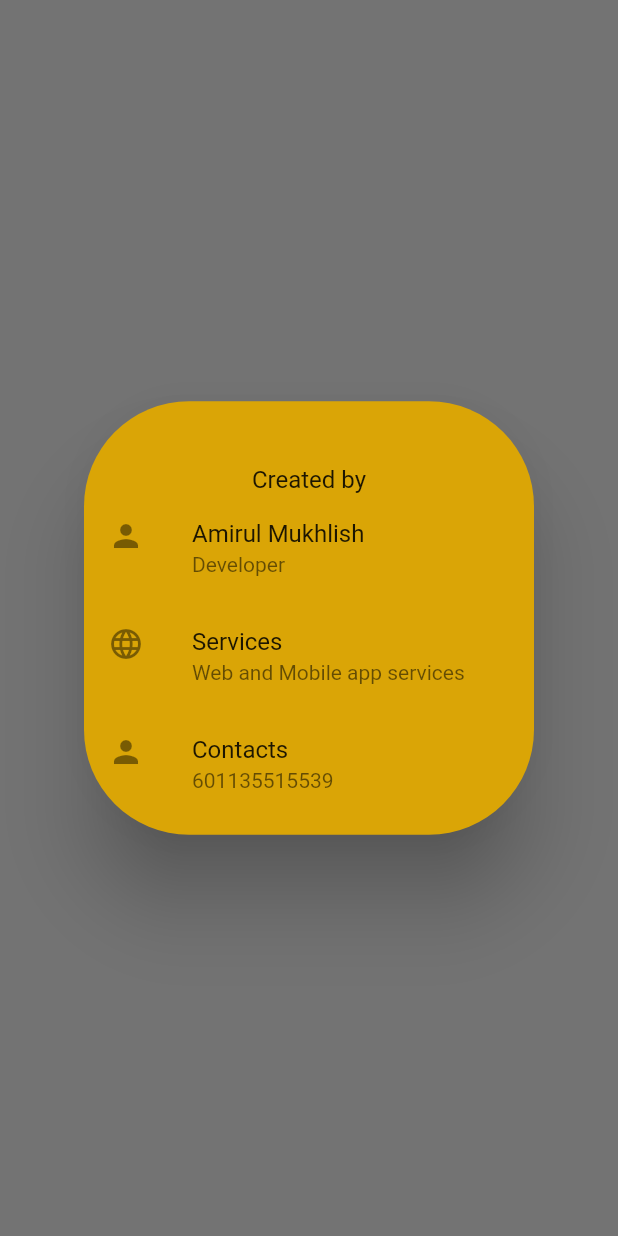
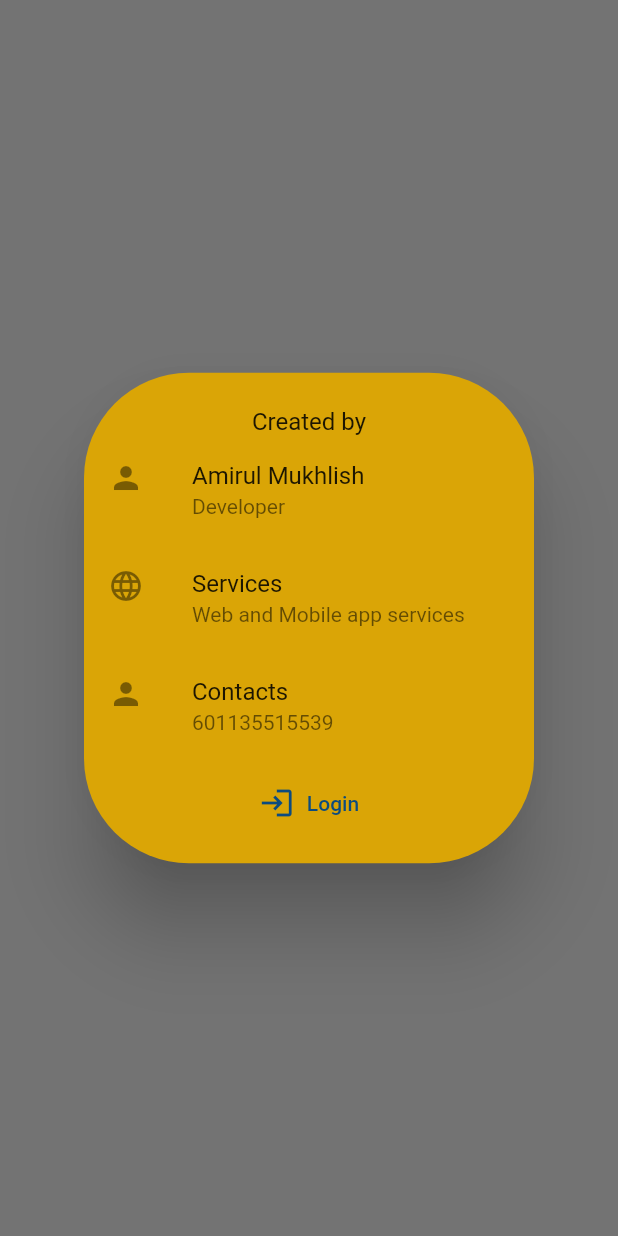
Before and after one commit to mukhlish95/wedding_card, a Flutter app: the InfoDialog widget shown alone on an empty page, opened directly, on a phone screen of 412 x 824 dp. Run offline on Flutter 3.47's test engine with Material 2 defaults, Android fonts, the light colour scheme and no system bars; our stand-ins replace audioplayers, get; missing offline and left inert: flutter_timer_countdown; network calls fail.

Commit message:
add login

```diff
--- a/lib/views/widgets/info_dialog.dart
+++ b/lib/views/widgets/info_dialog.dart
@@ -1,6 +1,7 @@
 import 'package:audioplayers/audioplayers.dart';
 import 'package:get/get.dart';
 import 'package:flutter/material.dart';
+import 'package:url_launcher/url_launcher.dart';
 
 InfoDialog() {
   final player = AudioPlayer();
@@ -11,7 +12,7 @@ InfoDialog() {
         children: [
           Container(
             alignment: Alignment.center,
-            height: 230,
+            height: 240,
             width: 300,
             child: ListView(
               children: [
@@ -37,12 +38,41 @@ InfoDialog() {
               ],
             ),
           ),
+          Row(
+            mainAxisAlignment: MainAxisAlignment.center,
+            children: [
+              TextButton.icon(
+                onPressed: () {
+                  _launchURL_apiLogin();
+                },
+                label: Text(
+                  "Login",
+                  style: TextStyle(color: Color.fromARGB(255, 12, 75, 127)),
+                ),
+                icon: Icon(Icons.login),
+                style: ButtonStyle(
+                    iconColor: MaterialStateProperty.all(
+                        Color.fromARGB(255, 12, 75, 127))),
+              )
+            ],
+          ),
         ],
       ),
       backgroundColor: Color.fromARGB(255, 218, 165, 6),
       middleTextStyle: TextStyle(color: Color.fromARGB(255, 90, 3, 3)),
-      titlePadding: EdgeInsets.all(10),
+      titlePadding: EdgeInsets.all(0),
       contentPadding: EdgeInsets.all(0),
       radius: 70);
   // Future.delayed(Duration(seconds: 1), () => Get.back());
 }
+
+_launchURL_apiLogin() async {
+  // print("test");
+  const url = 'https://wed-api.mirulazam.store/wish/index';
+  final uri = Uri.parse(url);
+  if (await canLaunchUrl(uri))
+    return await launchUrl(uri);
+  else
+    // can't launch url, there is some error
+    return throw "Could not launch $uri";
+}
```
